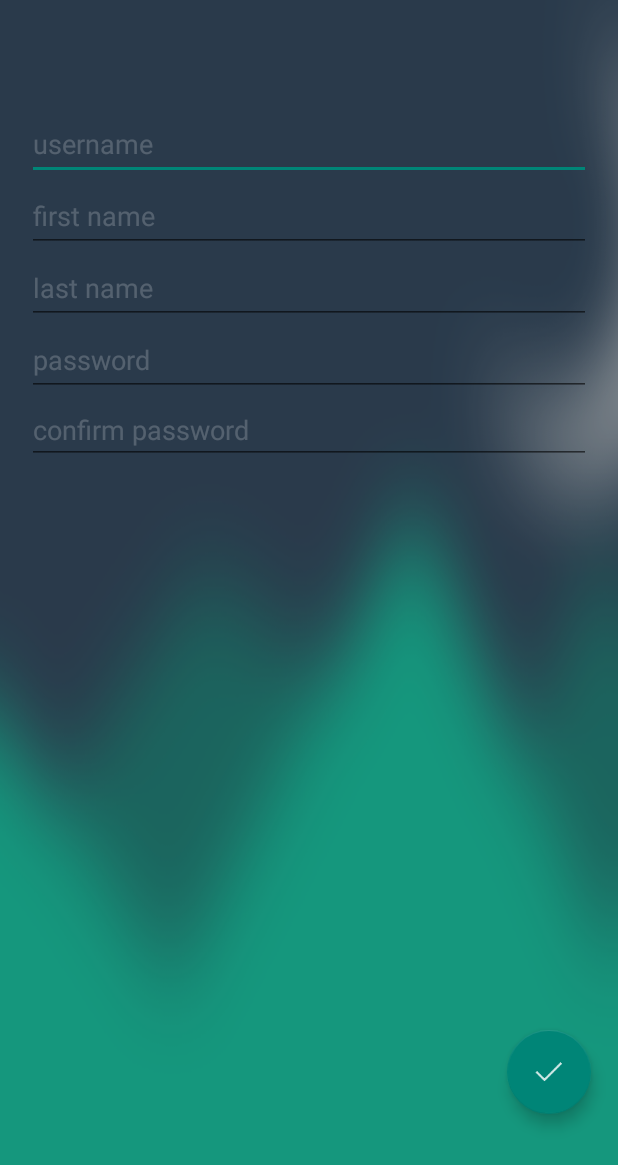
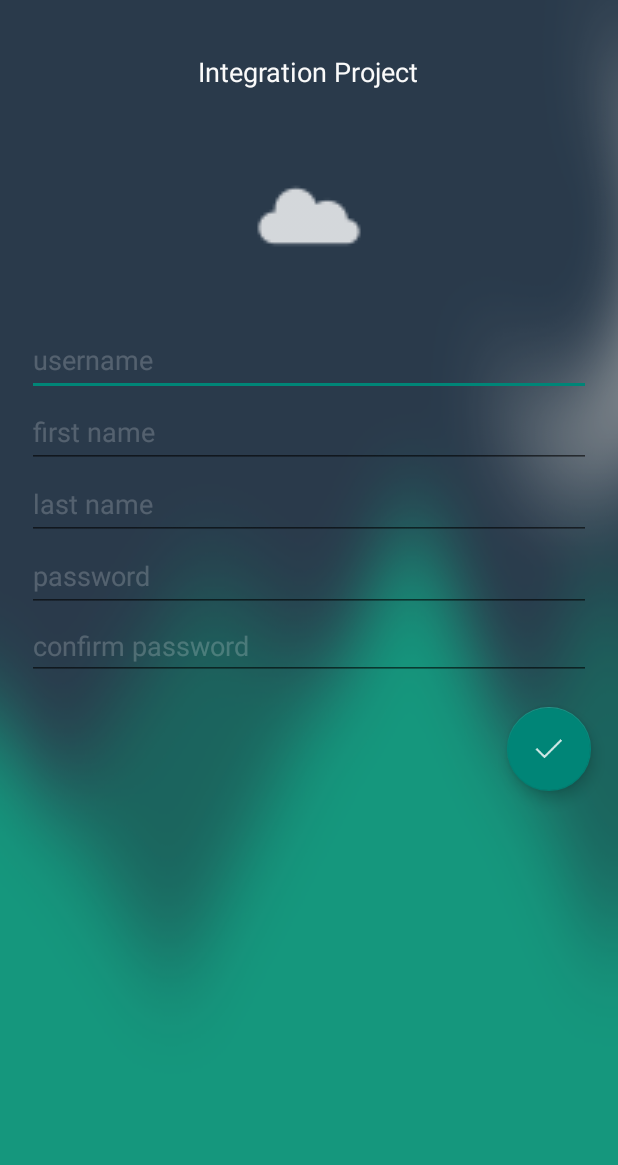
Before and after one commit to cbedoy/IntegrationProjectAndroid, an Android app: the layout signup_view_controller.xml on its own in the app's theme, with its tools: preview values and no code run, on a phone screen of 412 x 824 dp. Shown: the top 1165 px of the screen. Run offline under Robolectric (Android 15) with nearby library versions, the phone set to English and light mode, and no system bars; plain views replace FloatingActionButton.

Commit message:
Fixed autologin after sign up

```diff
--- a/app/src/main/java/cbedoy/gymap/business/MasterBusinessController.java
+++ b/app/src/main/java/cbedoy/gymap/business/MasterBusinessController.java
@@ -55,6 +55,6 @@ public class MasterBusinessController extends BusinessController implements ILog
 
     @Override
     public void signedUser() {
-        loginTransactionDelegate.startLogin();
+        loginTransactionDelegate.doAutoLogin();
     }
 }
--- a/app/src/main/java/cbedoy/gymap/business/login/LoginBusinessController.java
+++ b/app/src/main/java/cbedoy/gymap/business/login/LoginBusinessController.java
@@ -95,4 +95,9 @@ public class LoginBusinessController extends BusinessController implements ILogi
     {
         representationHandler.showLoginWithData();
     }
+
+    @Override
+    public void doAutoLogin() {
+        informationHandler.requestLoginAfterSignUp();
+    }
 }
--- a/app/src/main/java/cbedoy/gymap/business/login/interfaces/ILoginInformationHandler.java
+++ b/app/src/main/java/cbedoy/gymap/business/login/interfaces/ILoginInformationHandler.java
@@ -13,4 +13,5 @@ package cbedoy.gymap.business.login.interfaces;
 public interface ILoginInformationHandler
 {
     public void requestLogin();
+    public void requestLoginAfterSignUp();
 }
--- a/app/src/main/java/cbedoy/gymap/business/login/interfaces/ILoginTransactionDelegate.java
+++ b/app/src/main/java/cbedoy/gymap/business/login/interfaces/ILoginTransactionDelegate.java
@@ -13,4 +13,5 @@ package cbedoy.gymap.business.login.interfaces;
 public interface ILoginTransactionDelegate
 {
     public void startLogin();
+    public void doAutoLogin();
 }
--- a/app/src/main/java/cbedoy/gymap/viewcontroller/SignUpViewController.java
+++ b/app/src/main/java/cbedoy/gymap/viewcontroller/SignUpViewController.java
@@ -107,6 +107,10 @@ public class SignUpViewController extends AbstractViewController implements ISig
 
     @Override
     public void clearFields() {
-
+        mUsername.setText("");
+        mPassword.setText("");
+        mConfirmPassword.setText("");
+        mFirstName.setText("");
+        mLastName.setText("");
     }
 }
--- a/app/src/main/res/layout/signup_view_controller.xml
+++ b/app/src/main/res/layout/signup_view_controller.xml
@@ -30,39 +30,36 @@
         android:layout_height="wrap_content"
         android:layout_gravity="bottom|right"
         android:src="@drawable/ic_action_confirm"
+        android:layout_margin="18dp"
         fab:fab_colorNormal="#293a4a"
         fab:fab_colorPressed="#293a6a"
         fab:fab_colorRipple="#293a9a"
-        android:layout_marginBottom="81dp"
-        android:layout_alignParentBottom="true"
-        android:layout_alignRight="@+id/mConfirmPassword"
-        android:layout_alignEnd="@+id/mConfirmPassword" />
-
-    <EditText
-        android:layout_marginTop="72dp"
-        android:layout_width="wrap_content"
-        android:layout_height="48dp"
-        android:id="@+id/mUsername"
-        android:hint="username"
-        android:layout_marginRight="18dp"
-        android:layout_marginLeft="18dp"
-        android:textColorHint="#33FFFFFF"
-        android:layout_alignParentTop="true"
-        android:layout_alignParentLeft="true"
-        android:layout_alignParentStart="true"
+        android:layout_below="@+id/mConfirmPassword"
         android:layout_alignParentRight="true"
         android:layout_alignParentEnd="true" />
 
     <EditText
         android:layout_width="wrap_content"
         android:layout_height="48dp"
+        android:id="@+id/mUsername"
+        android:hint="username"
+        android:textColorHint="#33FFFFFF"
+        android:layout_below="@+id/imageView"
+        android:layout_alignLeft="@+id/mFirstName"
+        android:layout_alignStart="@+id/mFirstName"
+        android:layout_alignRight="@+id/mFirstName"
+        android:layout_alignEnd="@+id/mFirstName" />
+
+    <EditText
+        android:layout_width="wrap_content"
+        android:layout_height="48dp"
         android:inputType="textPersonName"
         android:hint="first name"
-        android:layout_marginRight="18dp"
-        android:layout_marginLeft="18dp"
         android:textColorHint="#33FFFFFF"
         android:ems="10"
         android:id="@+id/mFirstName"
+        android:layout_marginLeft="18dp"
+        android:layout_marginRight="18dp"
         android:layout_below="@+id/mUsername"
         android:layout_alignParentLeft="true"
         android:layout_alignParentStart="true"
@@ -74,11 +71,11 @@
         android:layout_height="48dp"
         android:inputType="textPersonName"
         android:hint="last name"
-        android:layout_marginRight="18dp"
-        android:layout_marginLeft="18dp"
         android:textColorHint="#33FFFFFF"
         android:ems="10"
         android:id="@+id/mLastName"
+        android:layout_marginLeft="18dp"
+        android:layout_marginRight="18dp"
         android:layout_below="@+id/mFirstName"
         android:layout_alignParentLeft="true"
         android:layout_alignParentStart="true"
@@ -90,24 +87,23 @@
         android:layout_height="48dp"
         android:inputType="textPassword"
         android:ems="10"
+        android:hint="password"
         android:layout_marginRight="18dp"
-        android:layout_marginLeft="18dp"
-        android:hint="password"
         android:textColorHint="#33FFFFFF"
         android:id="@+id/mPassword"
         android:layout_below="@+id/mLastName"
-        android:layout_alignParentLeft="true"
-        android:layout_alignParentStart="true"
         android:layout_alignParentRight="true"
-        android:layout_alignParentEnd="true" />
+        android:layout_alignParentEnd="true"
+        android:layout_alignLeft="@+id/mLastName"
+        android:layout_alignStart="@+id/mLastName" />
 
     <EditText
         android:layout_width="wrap_content"
         android:layout_height="wrap_content"
         android:inputType="textPassword"
         android:ems="10"
+        android:layout_marginLeft="18dp"
         android:layout_marginRight="18dp"
-        android:layout_marginLeft="18dp"
         android:hint="confirm password"
         android:textColorHint="#33FFFFFF"
         android:id="@+id/mConfirmPassword"
@@ -117,4 +113,24 @@
         android:layout_alignParentRight="true"
         android:layout_alignParentEnd="true" />
 
+    <ImageView
+        android:layout_width="96dp"
+        android:layout_height="144dp"
+        android:id="@+id/imageView"
+        android:src="@drawable/ic_logo"
+        android:layout_below="@+id/textView4"
+        android:layout_centerHorizontal="true" />
+
+    <TextView
+        android:layout_width="wrap_content"
+        android:layout_height="48dp"
+        android:gravity="center"
+        android:layout_marginTop="24dp"
+        android:text="Integration Project"
+        android:textSize="18sp"
+        android:textColor="#FAFAFA"
+        android:id="@+id/textView4"
+        android:layout_alignParentTop="true"
+        android:layout_centerHorizontal="true" />
+
 </RelativeLayout>
--- a/app/src/main/res/values/strings.xml
+++ b/app/src/main/res/values/strings.xml
@@ -1,5 +1,5 @@
 <resources>
-    <string name="app_name">AndMap</string>
+    <string name="app_name">Integration Project</string>
 
     <string name="hello_world">Hello world!</string>
     <string name="action_settings">Settings</string>
```
Also changed, not shown: app/src/main/java/cbedoy/gymap/GoogleMapViewController.java (+10 -3 lines), app/src/main/java/cbedoy/gymap/artifacts/ApplicationLoader.java (+17 -0 lines), app/src/main/java/cbedoy/gymap/services/InformationService.java (+13 -0 lines), app/src/main/java/cbedoy/gymap/widgets/LocationDialog.java (+64 -12 lines), app/src/main/res/layout/login_view_controller.xml (+27 -8 lines), app/src/main/res/drawable-hdpi/ic_logo.png (added), app/src/main/res/drawable-mdpi/ic_logo.png (added), app/src/main/res/drawable-xhdpi/ic_logo.png (added), app/src/main/res/drawable-xxhdpi/ic_logo.png (added), 1 other file.
